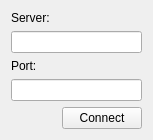
Above: Client/mainwindow.ui from antonypro/AudioStreaming before the change. Below: the same form after it.
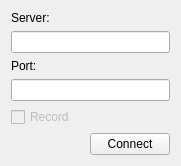
That is the form after the change.

```diff
--- a/Client/mainwindow.ui
+++ b/Client/mainwindow.ui
@@ -6,8 +6,8 @@
    <rect>
     <x>0</x>
     <y>0</y>
-    <width>151</width>
-    <height>131</height>
+    <width>181</width>
+    <height>154</height>
    </rect>
   </property>
   <property name="windowTitle">
@@ -15,6 +15,9 @@
   </property>
   <widget class="QWidget" name="centralWidget">
    <layout class="QGridLayout" name="gridLayout">
+    <item row="4" column="0" colspan="2">
+     <widget class="QLineEdit" name="lineEdit"/>
+    </item>
     <item row="2" column="0">
      <widget class="QLabel" name="label">
       <property name="text">
@@ -29,7 +32,7 @@
       </property>
      </widget>
     </item>
-    <item row="10" column="0">
+    <item row="9" column="0">
      <spacer name="horizontalSpacer">
       <property name="orientation">
        <enum>Qt::Horizontal</enum>
@@ -42,19 +45,26 @@
       </property>
      </spacer>
     </item>
-    <item row="10" column="2">
+    <item row="9" column="1">
      <widget class="QPushButton" name="pushButton">
       <property name="text">
        <string>Connect</string>
       </property>
      </widget>
     </item>
-    <item row="4" column="0" colspan="3">
-     <widget class="QLineEdit" name="lineEdit"/>
-    </item>
-    <item row="7" column="0" colspan="3">
+    <item row="7" column="0" colspan="2">
      <widget class="QLineEdit" name="lineEdit_2"/>
     </item>
+    <item row="8" column="0" colspan="2">
+     <widget class="QCheckBox" name="checkBox">
+      <property name="enabled">
+       <bool>false</bool>
+      </property>
+      <property name="text">
+       <string>Record</string>
+      </property>
+     </widget>
+    </item>
    </layout>
   </widget>
  </widget>
```
